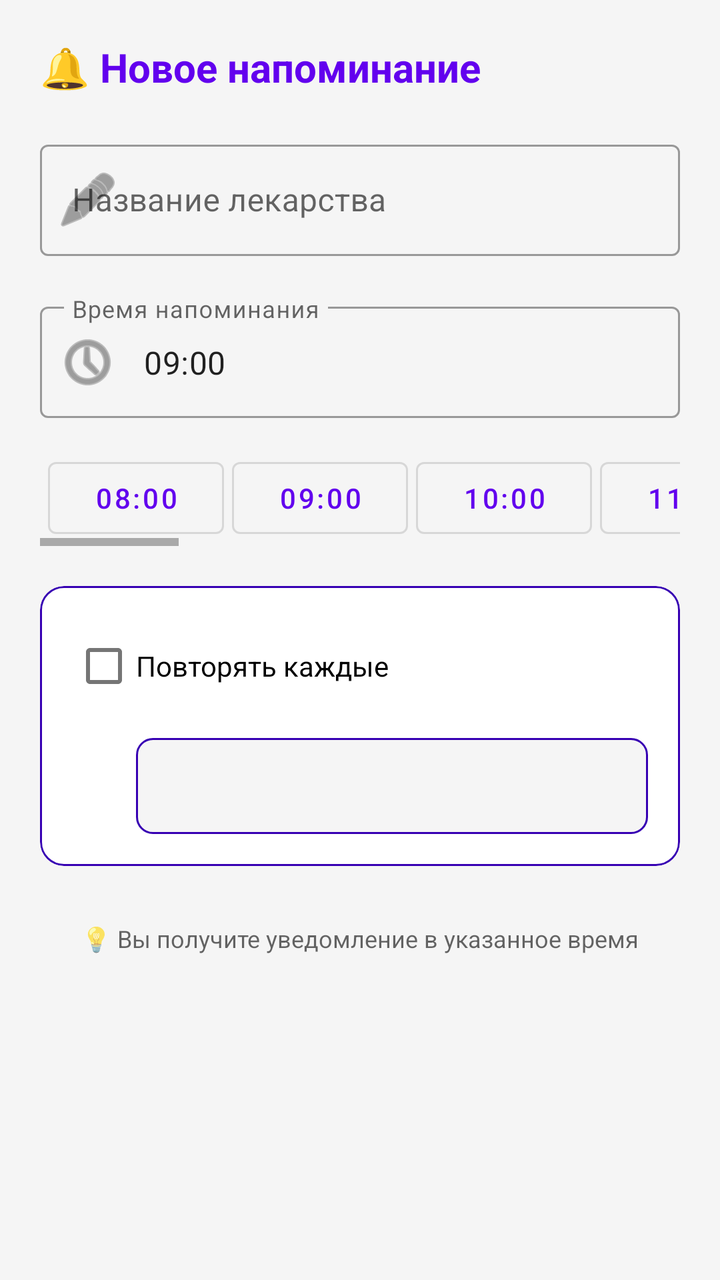
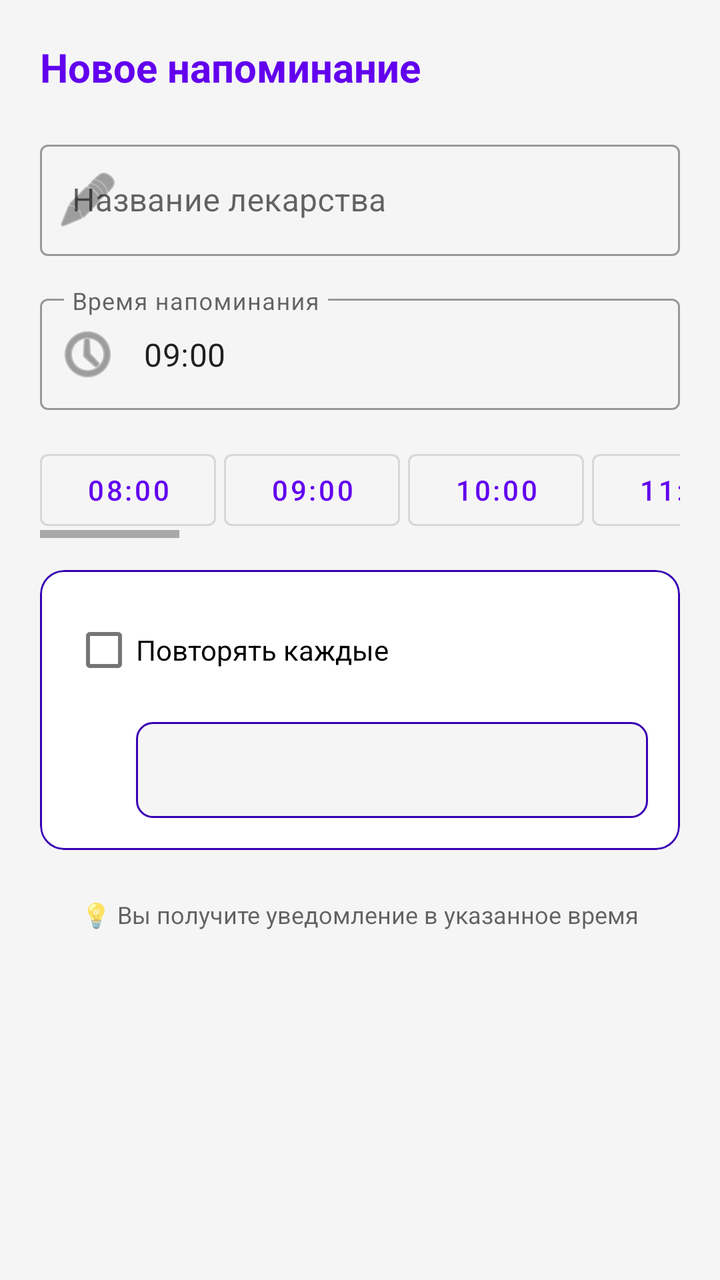

Screens rendered from an Android XML layout before and after an edit, with the pre-edit source and the edit as a unified diff.
<!-- AndroidManifest.xml: application theme Theme.MigraineTracker -->
<!-- res/layout/dialog_add_reminder.xml -->
<?xml version="1.0" encoding="utf-8"?>
<LinearLayout xmlns:android="http://schemas.android.com/apk/res/android"
    xmlns:app="http://schemas.android.com/apk/res-auto"
    android:layout_width="match_parent"
    android:layout_height="wrap_content"
    android:orientation="vertical"
    android:padding="20dp">

    
    <LinearLayout
        android:layout_width="match_parent"
        android:layout_height="wrap_content"
        android:orientation="horizontal"
        android:gravity="center_vertical"
        android:layout_marginBottom="20dp">

        <TextView
            android:layout_width="0dp"
            android:layout_height="wrap_content"
            android:layout_weight="1"
            android:text="🔔 Новое напоминание"
            android:textSize="20sp"
            android:textStyle="bold"
            android:textColor="?attr/colorPrimary" />

    </LinearLayout>

    
    <com.google.android.material.textfield.TextInputLayout
        android:layout_width="match_parent"
        android:layout_height="wrap_content"
        style="@style/Widget.MaterialComponents.TextInputLayout.OutlinedBox"
        android:hint="Название лекарства"
        app:startIconDrawable="@android:drawable/ic_menu_edit"
        android:layout_marginBottom="20dp">

        <com.google.android.material.textfield.TextInputEditText
            android:id="@+id/edit_medicine_name"
            android:layout_width="match_parent"
            android:layout_height="wrap_content"
            android:inputType="textCapWords"
            android:maxLines="1" />

    </com.google.android.material.textfield.TextInputLayout>

    
    <com.google.android.material.textfield.TextInputLayout
        android:layout_width="match_parent"
        android:layout_height="wrap_content"
        style="@style/Widget.MaterialComponents.TextInputLayout.OutlinedBox"
        android:hint="Время напоминания"
        app:startIconDrawable="@android:drawable/ic_menu_recent_history"
        android:layout_marginBottom="16dp">

        <com.google.android.material.textfield.TextInputEditText
            android:id="@+id/edit_reminder_time"
            android:layout_width="match_parent"
            android:layout_height="wrap_content"
            android:inputType="number"
            android:maxLength="5"
            android:hint="ЧЧ:ММ"
            android:text="09:00" />

    </com.google.android.material.textfield.TextInputLayout>

    
    <HorizontalScrollView
        android:layout_width="match_parent"
        android:layout_height="wrap_content"
        android:layout_marginBottom="20dp"
        android:scrollbars="horizontal"
        android:overScrollMode="ifContentScrolls">

        <LinearLayout
            android:layout_width="wrap_content"
            android:layout_height="wrap_content"
            android:orientation="horizontal"
            android:paddingStart="4dp"
            android:paddingEnd="4dp">

            <com.google.android.material.button.MaterialButton
                android:id="@+id/btn_time_8"
                android:layout_width="wrap_content"
                android:layout_height="wrap_content"
                android:text="08:00"
                android:layout_marginEnd="4dp"
                style="@style/Widget.MaterialComponents.Button.OutlinedButton" />

            <com.google.android.material.button.MaterialButton
                android:id="@+id/btn_time_9"
                android:layout_width="wrap_content"
                android:layout_height="wrap_content"
                android:text="09:00"
                android:layout_marginEnd="4dp"
                style="@style/Widget.MaterialComponents.Button.OutlinedButton" />

            <com.google.android.material.button.MaterialButton
                android:id="@+id/btn_time_10"
                android:layout_width="wrap_content"
                android:layout_height="wrap_content"
                android:text="10:00"
                android:layout_marginEnd="4dp"
                style="@style/Widget.MaterialComponents.Button.OutlinedButton" />

            <com.google.android.material.button.MaterialButton
                android:id="@+id/btn_time_11"
                android:layout_width="wrap_content"
                android:layout_height="wrap_content"
                android:text="11:00"
                android:layout_marginEnd="4dp"
                style="@style/Widget.MaterialComponents.Button.OutlinedButton" />

            <com.google.android.material.button.MaterialButton
                android:id="@+id/btn_time_12"
                android:layout_width="wrap_content"
                android:layout_height="wrap_content"
                android:text="12:00"
                android:layout_marginEnd="4dp"
                style="@style/Widget.MaterialComponents.Button.OutlinedButton" />

            <com.google.android.material.button.MaterialButton
                android:id="@+id/btn_time_13"
                android:layout_width="wrap_content"
                android:layout_height="wrap_content"
                android:text="13:00"
                android:layout_marginEnd="4dp"
                style="@style/Widget.MaterialComponents.Button.OutlinedButton" />

            <com.google.android.material.button.MaterialButton
                android:id="@+id/btn_time_14"
                android:layout_width="wrap_content"
                android:layout_height="wrap_content"
                android:text="14:00"
                android:layout_marginEnd="4dp"
                style="@style/Widget.MaterialComponents.Button.OutlinedButton" />

            <com.google.android.material.button.MaterialButton
                android:id="@+id/btn_time_15"
                android:layout_width="wrap_content"
                android:layout_height="wrap_content"
                android:text="15:00"
                android:layout_marginEnd="4dp"
                style="@style/Widget.MaterialComponents.Button.OutlinedButton" />

            <com.google.android.material.button.MaterialButton
                android:id="@+id/btn_time_16"
                android:layout_width="wrap_content"
                android:layout_height="wrap_content"
                android:text="16:00"
                android:layout_marginEnd="4dp"
                style="@style/Widget.MaterialComponents.Button.OutlinedButton" />

            <com.google.android.material.button.MaterialButton
                android:id="@+id/btn_time_17"
                android:layout_width="wrap_content"
                android:layout_height="wrap_content"
                android:text="17:00"
                android:layout_marginEnd="4dp"
                style="@style/Widget.MaterialComponents.Button.OutlinedButton" />

            <com.google.android.material.button.MaterialButton
                android:id="@+id/btn_time_18"
                android:layout_width="wrap_content"
                android:layout_height="wrap_content"
                android:text="18:00"
                android:layout_marginEnd="4dp"
                style="@style/Widget.MaterialComponents.Button.OutlinedButton" />

            <com.google.android.material.button.MaterialButton
                android:id="@+id/btn_time_19"
                android:layout_width="wrap_content"
                android:layout_height="wrap_content"
                android:text="19:00"
                android:layout_marginEnd="4dp"
                style="@style/Widget.MaterialComponents.Button.OutlinedButton" />

            <com.google.android.material.button.MaterialButton
                android:id="@+id/btn_time_20"
                android:layout_width="wrap_content"
                android:layout_height="wrap_content"
                android:text="20:00"
                android:layout_marginEnd="4dp"
                style="@style/Widget.MaterialComponents.Button.OutlinedButton" />

            <com.google.android.material.button.MaterialButton
                android:id="@+id/btn_time_21"
                android:layout_width="wrap_content"
                android:layout_height="wrap_content"
                android:text="21:00"
                android:layout_marginEnd="4dp"
                style="@style/Widget.MaterialComponents.Button.OutlinedButton" />

            <com.google.android.material.button.MaterialButton
                android:id="@+id/btn_time_22"
                android:layout_width="wrap_content"
                android:layout_height="wrap_content"
                android:text="22:00"
                android:layout_marginEnd="4dp"
                style="@style/Widget.MaterialComponents.Button.OutlinedButton" />

            <com.google.android.material.button.MaterialButton
                android:id="@+id/btn_time_23"
                android:layout_width="wrap_content"
                android:layout_height="wrap_content"
                android:text="23:00"
                android:layout_marginEnd="4dp"
                style="@style/Widget.MaterialComponents.Button.OutlinedButton" />

        </LinearLayout>

    </HorizontalScrollView>

    
    <com.google.android.material.card.MaterialCardView
        android:layout_width="match_parent"
        android:layout_height="wrap_content"
        app:cardCornerRadius="12dp"
        app:cardElevation="0dp"
        app:strokeWidth="1dp"
        app:strokeColor="?attr/colorPrimaryVariant"
        android:layout_marginBottom="20dp">

        <LinearLayout
            android:layout_width="match_parent"
            android:layout_height="wrap_content"
            android:orientation="vertical"
            android:padding="16dp">

            <CheckBox
                android:id="@+id/check_repeat"
                android:layout_width="match_parent"
                android:layout_height="wrap_content"
                android:text="Повторять каждые"
                android:textSize="14sp"
                android:layout_marginBottom="12dp" />

            <Spinner
                android:id="@+id/spinner_repeat"
                android:layout_width="match_parent"
                android:layout_height="48dp"
                android:layout_marginStart="32dp"
                android:background="@drawable/spinner_background"
                android:enabled="false" />

        </LinearLayout>

    </com.google.android.material.card.MaterialCardView>

    
    <TextView
        android:layout_width="match_parent"
        android:layout_height="wrap_content"
        android:text="💡 Вы получите уведомление в указанное время"
        android:textSize="12sp"
        android:textColor="?android:attr/textColorSecondary"
        android:gravity="center"
        android:padding="8dp" />

</LinearLayout>
<!-- resources referenced by this layout -->
<resources>
  <!-- drawable spinner_background (drawable) -->
  <?xml version="1.0" encoding="utf-8"?>
  <shape xmlns:android="http://schemas.android.com/apk/res/android">
      <solid android:color="?android:attr/colorBackground" />
      <stroke
          android:width="1dp"
          android:color="?attr/colorPrimaryVariant" />
      <corners android:radius="8dp" />
      <padding
          android:bottom="12dp"
          android:left="12dp"
          android:right="12dp"
          android:top="12dp" />
  </shape>
  <style name="Theme.MigraineTracker" parent="Theme.MaterialComponents.DayNight.NoActionBar">
          
          <item name="colorPrimary">@color/purple_500</item>
          <item name="colorPrimaryVariant">@color/purple_700</item>
          <item name="colorOnPrimary">@color/white</item>
          <item name="colorSecondary">@color/teal_200</item>
          <item name="colorSecondaryVariant">@color/teal_700</item>
          <item name="colorOnSecondary">@color/black</item>
  
          
          <item name="colorSurface">@color/background_card</item>
          <item name="colorOnSurface">@color/black</item>
          <item name="android:colorBackground">@color/background_main</item>
          <item name="colorOnBackground">@color/black</item>
  
          
          <item name="android:statusBarColor">?attr/colorPrimaryVariant</item>
          <item name="android:windowActionBar">false</item>
          <item name="windowNoTitle">true</item>
  
          
          <item name="materialAlertDialogTheme">@style/ThemeOverlay.MaterialComponents.MaterialAlertDialog</item>
  
          
          <item name="colorButtonNormal">?attr/colorPrimary</item>
          <item name="colorControlHighlight">?attr/colorPrimary</item>
      </style>
  <color name="purple_500">#FF6200EE</color>
  <color name="purple_700">#FF3700B3</color>
  <color name="white">#FFFFFFFF</color>
  <color name="teal_200">#FF03DAC5</color>
  <color name="teal_700">#FF018786</color>
  <color name="black">#FF000000</color>
  <color name="background_card">#FFFFFFFF</color>
  <color name="background_main">#FFF5F5F5</color>
</resources>

<!-- the commit's change to res/layout/dialog_add_reminder.xml (unified diff, before → after) -->
@@ -6,7 +6,6 @@
     android:orientation="vertical"
     android:padding="20dp">
 
-    
     <LinearLayout
         android:layout_width="match_parent"
         android:layout_height="wrap_content"
@@ -18,21 +17,20 @@
             android:layout_width="0dp"
             android:layout_height="wrap_content"
             android:layout_weight="1"
-            android:text="🔔 Новое напоминание"
+            android:text="Новое напоминание"
             android:textSize="20sp"
             android:textStyle="bold"
             android:textColor="?attr/colorPrimary" />
 
     </LinearLayout>
 
-    
     <com.google.android.material.textfield.TextInputLayout
         android:layout_width="match_parent"
         android:layout_height="wrap_content"
         style="@style/Widget.MaterialComponents.TextInputLayout.OutlinedBox"
         android:hint="Название лекарства"
         app:startIconDrawable="@android:drawable/ic_menu_edit"
-        android:layout_marginBottom="20dp">
+        android:layout_marginBottom="16dp">
 
         <com.google.android.material.textfield.TextInputEditText
             android:id="@+id/edit_medicine_name"
@@ -43,7 +41,6 @@
 
     </com.google.android.material.textfield.TextInputLayout>
 
-    
     <com.google.android.material.textfield.TextInputLayout
         android:layout_width="match_parent"
         android:layout_height="wrap_content"
@@ -63,20 +60,16 @@
 
     </com.google.android.material.textfield.TextInputLayout>
 
-    
     <HorizontalScrollView
         android:layout_width="match_parent"
         android:layout_height="wrap_content"
-        android:layout_marginBottom="20dp"
-        android:scrollbars="horizontal"
-        android:overScrollMode="ifContentScrolls">
+        android:layout_marginBottom="16dp"
+        android:scrollbars="horizontal">
 
         <LinearLayout
             android:layout_width="wrap_content"
             android:layout_height="wrap_content"
-            android:orientation="horizontal"
-            android:paddingStart="4dp"
-            android:paddingEnd="4dp">
+            android:orientation="horizontal">
 
             <com.google.android.material.button.MaterialButton
                 android:id="@+id/btn_time_8"
@@ -210,7 +203,6 @@
 
     </HorizontalScrollView>
 
-    
     <com.google.android.material.card.MaterialCardView
         android:layout_width="match_parent"
         android:layout_height="wrap_content"
@@ -218,7 +210,7 @@
         app:cardElevation="0dp"
         app:strokeWidth="1dp"
         app:strokeColor="?attr/colorPrimaryVariant"
-        android:layout_marginBottom="20dp">
+        android:layout_marginBottom="16dp">
 
         <LinearLayout
             android:layout_width="match_parent"
@@ -246,7 +238,6 @@
 
     </com.google.android.material.card.MaterialCardView>
 
-    
     <TextView
         android:layout_width="match_parent"
         android:layout_height="wrap_content"
